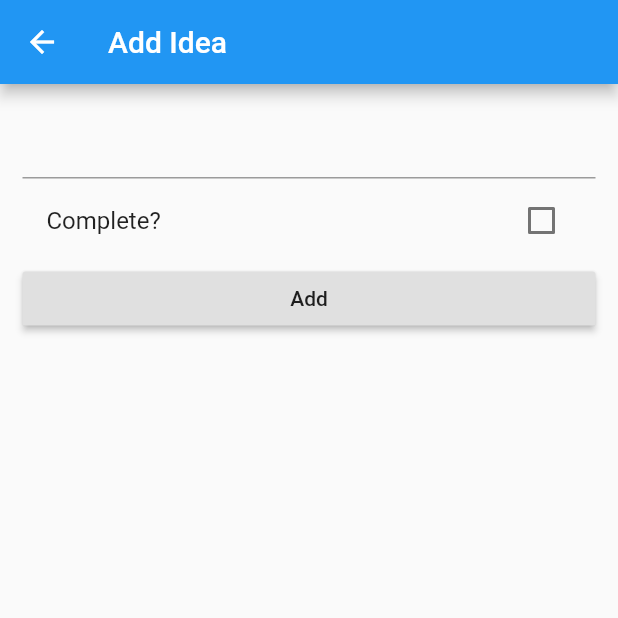
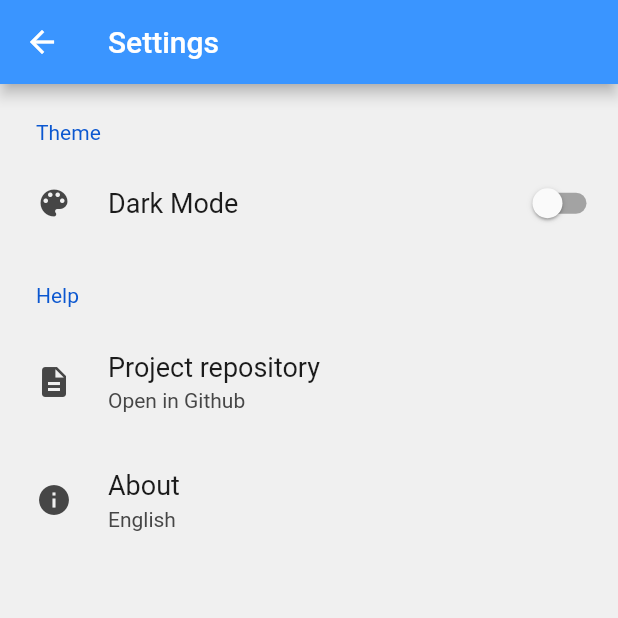
Before and after one commit to alphaolomi/idea-app, a Flutter app: the screen it shows after launch, after a tap on the "settings" icon, on a phone screen of 412 x 824 dp, the top half of it. Run offline on Flutter 3.47's test engine with Material 2 defaults, Android fonts, the phone set to English and light mode, and no system bars; drawn by our look-alikes of settings_ui.

Commit message:
feat: update

```diff
--- /dev/null
+++ b/lib/app.dart
@@ -0,0 +1,23 @@
+import 'package:flutter/material.dart';
+import 'package:ideaapp/providers/idea_model.dart';
+import 'package:ideaapp/views/home_screen.dart';
+import 'package:provider/provider.dart';
+import 'data/theme.dart';
+
+class TodosApp extends StatelessWidget {
+  @override
+  Widget build(BuildContext context) {
+    return ChangeNotifierProvider(
+      child: MaterialApp(
+        debugShowCheckedModeBanner: false,
+        title: 'Ideally',
+        theme: appThemeLight,
+        home: HomeScreen(),
+      ),
+      create: (BuildContext context) {
+        return IdeaModel();
+      },
+
+    );
+  }
+}
--- a/lib/main.dart
+++ b/lib/main.dart
@@ -1,20 +1,4 @@
 import 'package:flutter/material.dart';
-import 'package:ideaapp/providers/idea_model.dart';
-import 'package:ideaapp/views/home_screen.dart';
-import 'package:provider/provider.dart';
+import 'package:ideaapp/app.dart';
 
 void main() => runApp(TodosApp());
-
-class TodosApp extends StatelessWidget {
-  @override
-  Widget build(BuildContext context) {
-    return ChangeNotifierProvider(
-      builder: (context) => IdeaModel(),
-      child: MaterialApp(
-        title: 'Ideally',
-        theme: ThemeData.light(),
-        home: HomeScreen(),
-      ),
-    );
-  }
-}
--- a/lib/views/home_screen.dart
+++ b/lib/views/home_screen.dart
@@ -1,9 +1,11 @@
 import 'package:flutter/material.dart';
 import 'package:ideaapp/providers/idea_model.dart';
+import 'package:ideaapp/views/settings_screen.dart';
 import 'package:ideaapp/widgets/idea_list.dart';
 import 'package:provider/provider.dart';
 
 import 'add_idea_screen.dart';
+
 
 class HomeScreen extends StatefulWidget {
   @override
@@ -30,18 +32,30 @@ class _HomeScreenState extends State<HomeScreen> {
               Navigator.push(
                 context,
                 MaterialPageRoute(
-                  builder: (context) => AddIdeaScreen(),
+                  builder: (context) => SettingsScreen(),
                 ),
               );
             },
           ),
         ],
       ),
+      floatingActionButton: FloatingActionButton(
+        child: Icon(Icons.add),
+        tooltip: 'Add Idea',
+        onPressed: () {
+          Navigator.push(
+            context,
+            MaterialPageRoute(
+              builder: (context) => AddIdeaScreen(),
+            ),
+          );
+        },
+      ),
       body: Container(
         child: Consumer<IdeaModel>(
-          builder: (context, ideas, child) => IdeaList(
-            ideas: ideas.allIdeas,
-          ),
+          builder: (context, ideas, child) => (ideas.allIdeas.length == 0)
+              ? Center(child: Text('No any at the moment '),)
+              : IdeaList(ideas: ideas.allIdeas),
         ),
       ),
     );
--- /dev/null
+++ b/lib/views/settings_screen.dart
@@ -0,0 +1,62 @@
+import 'package:flutter/material.dart';
+import 'package:ideaapp/views/about.dart';
+import 'package:settings_ui/settings_ui.dart';
+import 'package:url_launcher/url_launcher.dart';
+
+class SettingsScreen extends StatelessWidget {
+  const SettingsScreen({Key key}) : super(key: key);
+
+  @override
+  Widget build(BuildContext context) {
+    bool isDark = false;
+    return Scaffold(
+      appBar: AppBar(
+        title: Text('Settings'),
+      ),
+      body: SettingsList(
+        sections: [
+          SettingsSection(
+            title: 'Theme',
+            tiles: [
+              SettingsTile.switchTile(
+                title: 'Dark Mode',
+                leading: Icon(Icons.color_lens),
+                switchValue: isDark,
+                onToggle: (bool value) {
+                  isDark = value;
+                },
+              )
+            ],
+          ),
+          SettingsSection(
+            title: 'Help',
+            tiles: [
+              SettingsTile(
+                title: 'Project repository',
+                subtitle: 'Open in Github',
+                leading: Icon(Icons.description),
+                onTap: _openGitHub
+              ),
+              SettingsTile(
+                title: 'About',
+                subtitle: 'English',
+                leading: Icon(Icons.info),
+                onTap: () {
+                  Navigator.push(
+                    context,
+                    MaterialPageRoute(
+                      builder: (context) => AboutScreen(),
+                    ),
+                  );
+                },
+              ),
+            ],
+          )
+        ],
+      ),
+    );
+  }
+  void _openGitHub() {
+    launch('https://www.github.com/alphaolomi/idea-app');
+  }
+}
```
Also changed, not shown: lib/data/theme.dart (added, +13 -0 lines), lib/views/about.dart (added, +100 -0 lines), lib/views/add_idea_screen.dart (+57 -5 lines), lib/views/idea_detail_screen.dart (added, +23 -0 lines), pubspec.yaml (+7 -1 lines), pubspec.lock, 1 other file.
